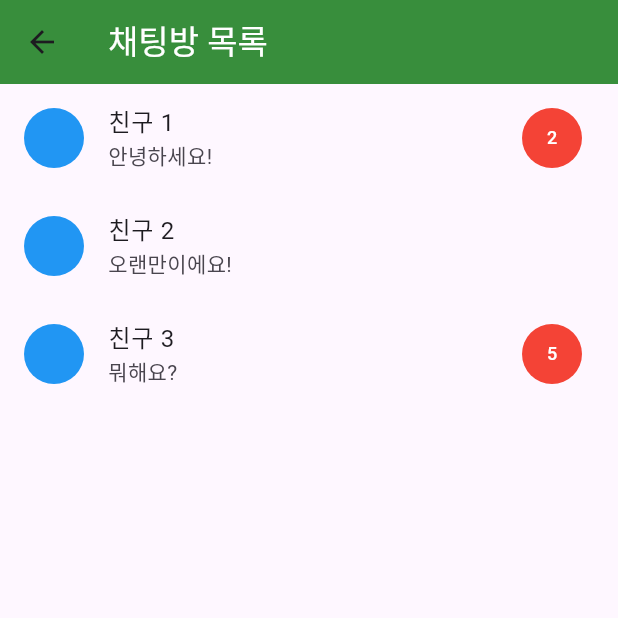
After one commit to haagmin5382/camera_map, a Flutter app: the ChatListScreen screen opened directly, on a phone screen of 412 x 824 dp, the top half of it. The commit adds this screen. Run offline on Flutter 3.47's test engine with Material 2 defaults, Android fonts, the light colour scheme and no system bars; our stand-ins replace firebase_auth, firebase_core, geolocator, google_maps_flutter, google_sign_in, image_picker and 1 more; accounts and stored records are empty.

Commit message:
:lipstick: style : add chat_list_layout

```diff
--- a/camera_map/lib/main.dart
+++ b/camera_map/lib/main.dart
@@ -1,6 +1,6 @@
 import 'package:camera_map/screens/login_screen.dart';
 import 'package:flutter/material.dart';
-import 'package:camera_map/screens/camera_screen.dart';
+import 'package:camera_map/screens/chat_list_screen.dart';
 import 'package:camera_map/screens/friends_list_screen.dart';
 import 'package:camera_map/screens/map_screen.dart';
 import 'package:camera_map/widgets/menu_widget.dart';
@@ -29,7 +29,7 @@ class _MyAppState extends State<MyApp> {
 
   final List<Widget> _pages = [
     FriendListScreen(),
-    const CameraScreen(),
+    ChatListScreen(),
     const MapScreen()
   ];
   final picker = ImagePicker();
--- /dev/null
+++ b/camera_map/lib/screens/chat_list_screen.dart
@@ -0,0 +1,79 @@
+import 'package:flutter/material.dart';
+
+class ChatListScreen extends StatelessWidget {
+  // 채팅방 목록 데이터 (예시)
+  final List<ChatRoom> chatRooms = [
+    ChatRoom(
+      name: '친구 1',
+      lastMessage: '안녕하세요!',
+      unreadCount: 2,
+    ),
+    ChatRoom(
+      name: '친구 2',
+      lastMessage: '오랜만이에요!',
+      unreadCount: 0,
+    ),
+    ChatRoom(
+      name: '친구 3',
+      lastMessage: '뭐해요?',
+      unreadCount: 5,
+    ),
+    // 추가 채팅방 데이터...
+  ];
+
+  ChatListScreen({super.key});
+
+  @override
+  Widget build(BuildContext context) {
+    return Scaffold(
+      appBar: AppBar(
+        backgroundColor: Colors.green[700],
+        title: const Text('채팅방 목록', style: TextStyle(color: Colors.white)),
+      ),
+      body: ListView.builder(
+        itemCount: chatRooms.length,
+        itemBuilder: (context, index) {
+          final chatRoom = chatRooms[index];
+          return ListTile(
+            leading: const CircleAvatar(
+              // 채팅 상대방의 프로필 사진 등
+              backgroundColor: Colors.blue, // 예시용 색상
+            ),
+            title: Text(chatRoom.name),
+            subtitle: Text(chatRoom.lastMessage),
+            trailing: chatRoom.unreadCount > 0
+                ? CircleAvatar(
+                    // 읽지 않은 메시지 수를 표시하는 아이콘
+                    backgroundColor: Colors.red, // 예시용 색상
+                    child: Text(
+                      chatRoom.unreadCount.toString(),
+                      style: const TextStyle(
+                        color: Colors.white,
+                        fontSize: 12,
+                      ),
+                    ),
+                  )
+                : null,
+            onTap: () {
+              // 채팅방을 터치했을 때 채팅방으로 이동하는 동작 추가
+              // 예: 해당 채팅방 화면으로 이동
+              print('채팅방을 터치했습니다: ${chatRoom.name}');
+            },
+          );
+        },
+      ),
+    );
+  }
+}
+
+class ChatRoom {
+  final String name;
+  final String lastMessage;
+  final int unreadCount;
+
+  ChatRoom({
+    required this.name,
+    required this.lastMessage,
+    required this.unreadCount,
+  });
+}
```
Also changed, not shown: camera_map/lib/screens/camera_screen.dart (deleted, +0 -85 lines).
